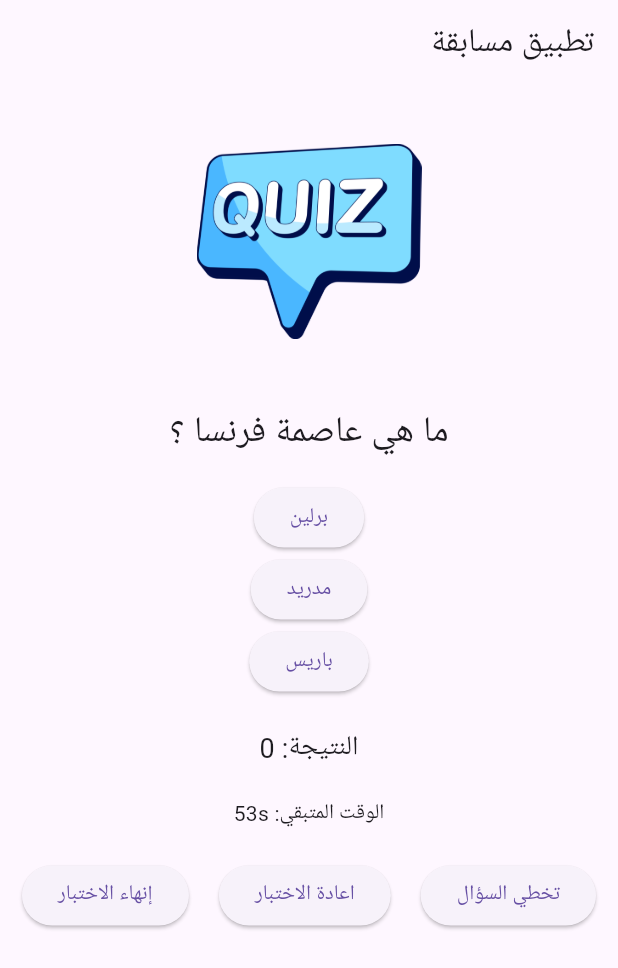
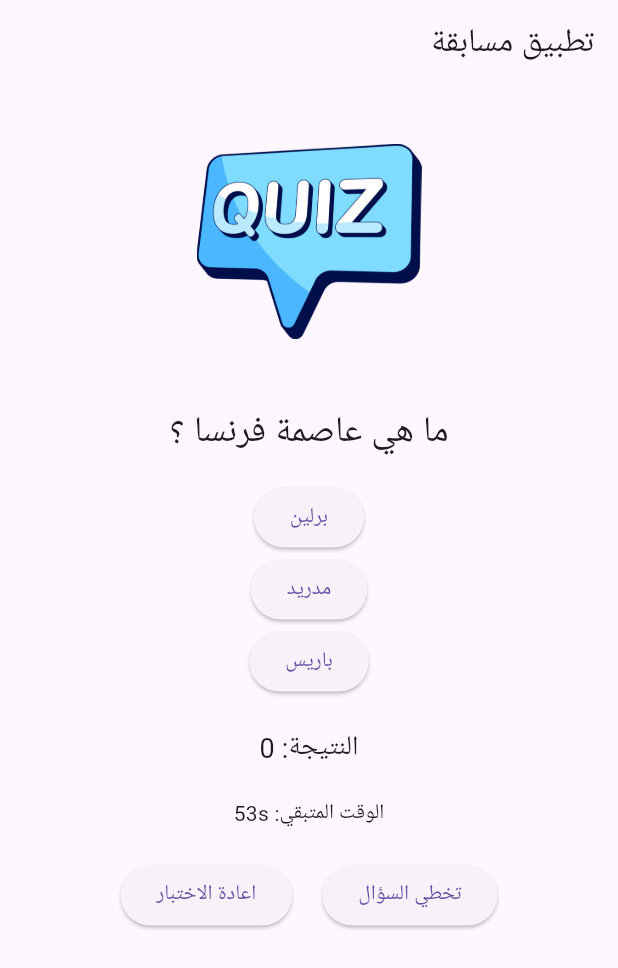
Before and after one commit to kdev1966/quiz-app, a Flutter app: the screen it shows after launch, on a phone screen of 412 x 824 dp. Shown: the top 968 px of the screen. Run offline on Flutter 3.47's test engine with Material 3 defaults, Android fonts, the phone set to English and light mode, and no system bars; our stand-ins replace flutter_bloc.

Commit message:
modif quiz_page.dart

```diff
--- a/lib/views/quiz_page.dart
+++ b/lib/views/quiz_page.dart
@@ -67,11 +67,6 @@ class QuizPage extends StatelessWidget {
                         onPressed: () => quizCubit.restartQuiz(),
                         child: Text('اعادة الاختبار'),
                       ),
-                      SizedBox(width: 20),
-                      ElevatedButton(
-                        onPressed: () => quizCubit.stopQuiz(),
-                        child: Text('إنهاء الاختبار'),
-                      ),
                     ],
                   ),
                 ],
```
